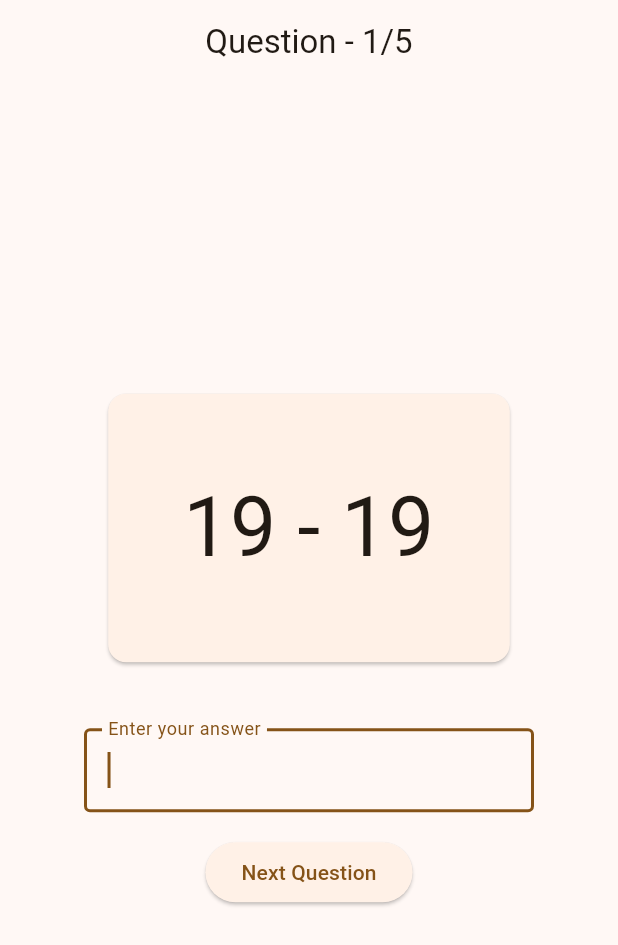
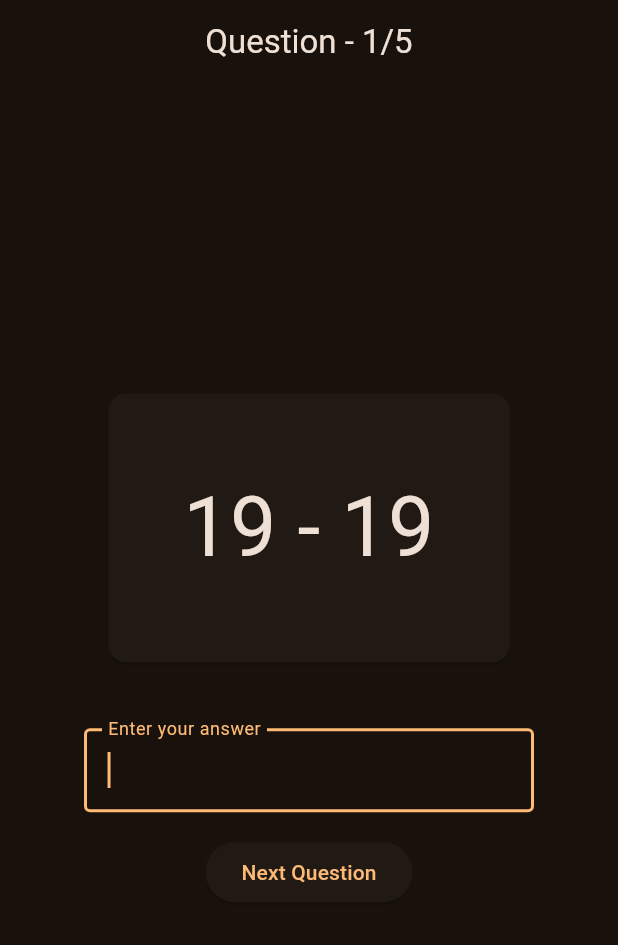
Before and after one commit to Dheeraj-Reddy-Mallapu/math-quiz, a Flutter app: the screen it shows after launch, after a tap on "Let's math!", on a phone screen of 412 x 824 dp. Shown: the top 945 px of the screen. Run offline on Flutter 3.47's test engine with Material 2 defaults, Android fonts, the phone set to English and light mode, and no system bars; drawn by our look-alikes of dynamic_color; our stand-ins replace flutter_svg; missing offline and left inert: dart_eval, restart_app.

Commit message:
Added material you theme

```diff
--- a/lib/greetings.dart
+++ b/lib/greetings.dart
@@ -19,7 +19,7 @@ class Greetings extends StatelessWidget {
         return '    Good Night!\n      Go to bed\nSWEET DREAMS';
       })(),
       style: const TextStyle(
-        color: Colors.brown,
+        color: Colors.deepOrange,
         fontSize: 32,
       ),
     );
--- a/lib/main.dart
+++ b/lib/main.dart
@@ -1,3 +1,4 @@
+import 'package:dynamic_color/dynamic_color.dart';
 import 'package:flutter/material.dart';
 
 import 'welcome_screen.dart';
@@ -11,13 +12,26 @@ class MyApp extends StatelessWidget {
 
   @override
   Widget build(BuildContext context) {
+    return DynamicColorBuilder(
+        builder: ((ColorScheme? lightDynamic, ColorScheme? darkDynamic) {
       return MaterialApp(
         title: 'Math Quiz',
         theme: ThemeData(
           useMaterial3: true,
-        colorScheme: ColorScheme.fromSeed(seedColor: Colors.orange),
+          colorScheme: lightDynamic ?? _defaultLightColorScheme,
         ),
+        darkTheme: ThemeData(
+          useMaterial3: true,
+          colorScheme: darkDynamic ?? _defaultDarkColorScheme,
+        ),
+        themeMode: ThemeMode.dark,
         home: const WelcomeScreen(),
       );
+    }));
   }
 }
+
+final _defaultLightColorScheme = ColorScheme.fromSeed(seedColor: Colors.orange);
+
+final _defaultDarkColorScheme =
+    ColorScheme.fromSeed(seedColor: Colors.orange, brightness: Brightness.dark);
--- a/lib/welcome_screen.dart
+++ b/lib/welcome_screen.dart
@@ -29,7 +29,6 @@ class _WelcomeScreenState extends State<WelcomeScreen> {
                 child: const Text(
                   'Welcome to Math Quiz',
                   style: TextStyle(
-                    color: Colors.black,
                     fontSize: 32,
                   ),
                 ),
--- a/pubspec.yaml
+++ b/pubspec.yaml
@@ -40,6 +40,7 @@ dependencies:
   flutter_native_splash: ^2.2.17
   restart_app: ^1.1.1+1
   dart_eval: ^0.5.4
+  dynamic_color: ^1.5.4
 
 flutter_native_splash:
   color: "#FFFFFF"
```
Also changed, not shown: assets/images/calculator.svg, pubspec.lock, 5 other files. Lines whose indentation alone changed are shown as unchanged.
